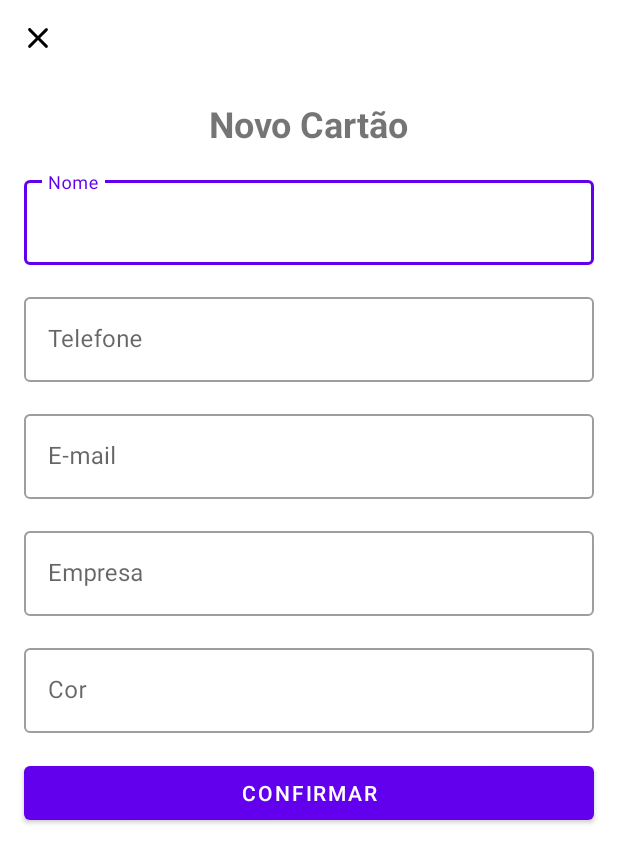
After one commit to kaiser2209/cartao-visitas-dio, an Android app: the AddBusinessCardActivity screen opened directly, with no data from a screen before it, on a phone screen of 412 x 824 dp. The commit adds this screen. Shown: the top 863 px of the screen. Run offline under Robolectric (Android 15) with nearby library versions, the phone set to English and light mode, and no system bars.

Commit message:
Projeto finalizado

```diff
--- a/app/src/main/AndroidManifest.xml
+++ b/app/src/main/AndroidManifest.xml
@@ -11,6 +11,9 @@
         android:supportsRtl="true"
         android:theme="@style/Theme.CartaoVisitas">
         <activity
+            android:name=".ui.AddBusinessCardActivity"
+            android:exported="false" />
+        <activity
             android:name=".ui.MainActivity"
             android:exported="true">
             <intent-filter>
--- a/app/src/main/java/me/dio/cartaovisitas/App.kt
+++ b/app/src/main/java/me/dio/cartaovisitas/App.kt
@@ -1,7 +1,10 @@
 package me.dio.cartaovisitas
 
 import android.app.Application
+import me.dio.cartaovisitas.data.AppDatabase
+import me.dio.cartaovisitas.data.BusinessCardRepository
 
 class App : Application() {
-
+    val database by lazy { AppDatabase.getDatabase(this)}
+    val repository by lazy { BusinessCardRepository(database.businessDAO()) }
 }
--- /dev/null
+++ b/app/src/main/java/me/dio/cartaovisitas/ui/AddBusinessCardActivity.kt
@@ -0,0 +1,43 @@
+package me.dio.cartaovisitas.ui
+
+import androidx.appcompat.app.AppCompatActivity
+import android.os.Bundle
+import android.widget.Toast
+import androidx.activity.viewModels
+import me.dio.cartaovisitas.App
+import me.dio.cartaovisitas.R
+import me.dio.cartaovisitas.data.BusinessCard
+import me.dio.cartaovisitas.databinding.ActivityAddBusinessCardBinding
+
+class AddBusinessCardActivity : AppCompatActivity() {
+    private val binding by lazy { ActivityAddBusinessCardBinding.inflate(layoutInflater) }
+    private val mainViewModel: MainViewModel by viewModels {
+        MainViewModelFactory((application as App).repository)
+    }
+
+    override fun onCreate(savedInstanceState: Bundle?) {
+        super.onCreate(savedInstanceState)
+        setContentView(binding.root)
+        insertListeners()
+    }
+
+    private fun insertListeners() {
+        binding.btnClose.setOnClickListener {
+            finish()
+        }
+
+        binding.btnConfirm.setOnClickListener {
+            val businessCard = BusinessCard (
+                nome = binding.tilNome.editText?.text.toString(),
+                empresa = binding.tilEmpresa.editText?.text.toString(),
+                telefone = binding.tilTelefone.editText?.text.toString(),
+                email = binding.tilEmail.editText?.text.toString(),
+                fundoPersonalizado = binding.tilCor.editText?.text.toString()
+                    )
+
+            mainViewModel.insert(businessCard)
+            Toast.makeText(this, R.string.label_show_success, Toast.LENGTH_SHORT).show()
+            finish()
+        }
+    }
+}
--- /dev/null
+++ b/app/src/main/res/drawable/ic_close.xml
@@ -0,0 +1,9 @@
+<vector xmlns:android="http://schemas.android.com/apk/res/android"
+    android:width="24dp"
+    android:height="24dp"
+    android:viewportWidth="24"
+    android:viewportHeight="24">
+  <path
+      android:pathData="M18.3,5.71c-0.39,-0.39 -1.02,-0.39 -1.41,0L12,10.59 7.11,5.7c-0.39,-0.39 -1.02,-0.39 -1.41,0 -0.39,0.39 -0.39,1.02 0,1.41L10.59,12 5.7,16.89c-0.39,0.39 -0.39,1.02 0,1.41 0.39,0.39 1.02,0.39 1.41,0L12,13.41l4.89,4.89c0.39,0.39 1.02,0.39 1.41,0 0.39,-0.39 0.39,-1.02 0,-1.41L13.41,12l4.89,-4.89c0.38,-0.38 0.38,-1.02 0,-1.4z"
+      android:fillColor="#000000"/>
+</vector>
--- /dev/null
+++ b/app/src/main/res/layout/activity_add_business_card.xml
@@ -0,0 +1,140 @@
+<?xml version="1.0" encoding="utf-8"?>
+<androidx.constraintlayout.widget.ConstraintLayout xmlns:android="http://schemas.android.com/apk/res/android"
+    xmlns:app="http://schemas.android.com/apk/res-auto"
+    xmlns:tools="http://schemas.android.com/tools"
+    android:layout_width="match_parent"
+    android:layout_height="match_parent"
+    tools:context=".ui.AddBusinessCardActivity">
+
+    <ImageButton
+        android:id="@+id/btn_close"
+        android:layout_width="50dp"
+        android:layout_height="50dp"
+        android:background="?attr/actionBarItemBackground"
+        android:src="@drawable/ic_close"
+        app:layout_constraintStart_toStartOf="parent"
+        app:layout_constraintTop_toTopOf="parent" />
+
+    <com.google.android.material.textview.MaterialTextView
+        android:id="@+id/tv_title"
+        android:layout_width="wrap_content"
+        android:layout_height="wrap_content"
+        android:layout_margin="16dp"
+        android:text="@string/label_description_new_card"
+        android:textSize="24sp"
+        android:textStyle="bold"
+        app:layout_constraintEnd_toEndOf="parent"
+        app:layout_constraintStart_toStartOf="parent"
+        app:layout_constraintTop_toBottomOf="@id/btn_close" />
+
+    <com.google.android.material.textfield.TextInputLayout
+        android:id="@+id/til_nome"
+        style="@style/Widget.MaterialComponents.TextInputLayout.OutlinedBox"
+        android:layout_width="0dp"
+        android:layout_height="wrap_content"
+        android:layout_margin="16dp"
+        android:hint="@string/label_name"
+        app:layout_constraintEnd_toEndOf="parent"
+        app:layout_constraintStart_toStartOf="parent"
+        app:layout_constraintTop_toBottomOf="@id/tv_title">
+
+        <com.google.android.material.textfield.TextInputEditText
+            android:layout_width="match_parent"
+            android:layout_height="match_parent"
+            android:inputType="text"
+
+            />
+
+    </com.google.android.material.textfield.TextInputLayout>
+
+    <com.google.android.material.textfield.TextInputLayout
+        android:id="@+id/til_telefone"
+        style="@style/Widget.MaterialComponents.TextInputLayout.OutlinedBox"
+        android:layout_width="0dp"
+        android:layout_height="wrap_content"
+        android:layout_margin="16dp"
+        android:hint="@string/label_telefone"
+        app:layout_constraintEnd_toEndOf="parent"
+        app:layout_constraintStart_toStartOf="parent"
+        app:layout_constraintTop_toBottomOf="@id/til_nome">
+
+        <com.google.android.material.textfield.TextInputEditText
+            android:layout_width="match_parent"
+            android:layout_height="match_parent"
+            android:inputType="number"
+
+            />
+
+    </com.google.android.material.textfield.TextInputLayout>
+
+    <com.google.android.material.textfield.TextInputLayout
+        android:id="@+id/til_email"
+        style="@style/Widget.MaterialComponents.TextInputLayout.OutlinedBox"
+        android:layout_width="0dp"
+        android:layout_height="wrap_content"
+        android:layout_margin="16dp"
+        android:hint="@string/label_email"
+        app:layout_constraintEnd_toEndOf="parent"
+        app:layout_constraintStart_toStartOf="parent"
+        app:layout_constraintTop_toBottomOf="@id/til_telefone">
+
+        <com.google.android.material.textfield.TextInputEditText
+            android:layout_width="match_parent"
+            android:layout_height="match_parent"
+            android:inputType="textEmailAddress"
+
+            />
+
+    </com.google.android.material.textfield.TextInputLayout>
+
+    <com.google.android.material.textfield.TextInputLayout
+        android:id="@+id/til_empresa"
+        style="@style/Widget.MaterialComponents.TextInputLayout.OutlinedBox"
+        android:layout_width="0dp"
+        android:layout_height="wrap_content"
+        android:layout_margin="16dp"
+        android:hint="@string/label_empresa"
+        app:layout_constraintEnd_toEndOf="parent"
+        app:layout_constraintStart_toStartOf="parent"
+        app:layout_constraintTop_toBottomOf="@id/til_email">
+
+        <com.google.android.material.textfield.TextInputEditText
+            android:layout_width="match_parent"
+            android:layout_height="match_parent"
+            android:inputType="text"
+
+            />
+
+    </com.google.android.material.textfield.TextInputLayout>
+
+    <com.google.android.material.textfield.TextInputLayout
+        android:id="@+id/til_cor"
+        style="@style/Widget.MaterialComponents.TextInputLayout.OutlinedBox"
+        android:layout_width="0dp"
+        android:layout_height="wrap_content"
+        android:layout_margin="16dp"
+        android:hint="@string/label_cor"
+        app:layout_constraintEnd_toEndOf="parent"
+        app:layout_constraintStart_toStartOf="parent"
+        app:layout_constraintTop_toBottomOf="@id/til_empresa">
+
+        <com.google.android.material.textfield.TextInputEditText
+            android:layout_width="match_parent"
+            android:layout_height="match_parent"
+            android:inputType="text"
+
+            />
+
+    </com.google.android.material.textfield.TextInputLayout>
+
+    <com.google.android.material.button.MaterialButton
+        android:id="@+id/btn_confirm"
+        android:layout_width="0dp"
+        android:layout_height="wrap_content"
+        android:layout_margin="16dp"
+        android:text="@string/btn_confirmar"
+        app:layout_constraintEnd_toEndOf="parent"
+        app:layout_constraintStart_toStartOf="parent"
+        app:layout_constraintTop_toBottomOf="@id/til_cor" />
+
+</androidx.constraintlayout.widget.ConstraintLayout>
--- a/app/src/main/res/values-night/themes.xml
+++ b/app/src/main/res/values-night/themes.xml
@@ -1,6 +1,6 @@
 <resources xmlns:tools="http://schemas.android.com/tools">
     <!-- Base application theme. -->
-    <style name="Theme.CartaoVisitas" parent="Theme.MaterialComponents.DayNight.DarkActionBar">
+    <style name="Theme.CartaoVisitas" parent="Theme.MaterialComponents.DayNight.NoActionBar">
         <!-- Primary brand color. -->
         <item name="colorPrimary">@color/purple_200</item>
         <item name="colorPrimaryVariant">@color/purple_700</item>
--- a/app/src/main/res/values/strings.xml
+++ b/app/src/main/res/values/strings.xml
@@ -1,3 +1,13 @@
 <resources>
     <string name="app_name">CartaoVisitas</string>
+    <string name="label_business_card">Cartão de Visitas</string>
+    <string name="label_description_new_card">Novo Cartão</string>
+    <string name="label_name">Nome</string>
+    <string name="label_telefone">Telefone</string>
+    <string name="label_email">E-mail</string>
+    <string name="label_empresa">Empresa</string>
+    <string name="label_cor">Cor</string>
+    <string name="btn_confirmar">Confirmar</string>
+    <string name="label_show_success">Cartão Cadastrado com Sucesso!</string>
+    <string name="label_share">Compartilhar</string>
 </resources>
--- a/app/src/main/res/values/themes.xml
+++ b/app/src/main/res/values/themes.xml
@@ -1,6 +1,6 @@
 <resources xmlns:tools="http://schemas.android.com/tools">
     <!-- Base application theme. -->
-    <style name="Theme.CartaoVisitas" parent="Theme.MaterialComponents.DayNight.DarkActionBar">
+    <style name="Theme.CartaoVisitas" parent="Theme.MaterialComponents.DayNight.NoActionBar">
         <!-- Primary brand color. -->
         <item name="colorPrimary">@color/purple_500</item>
         <item name="colorPrimaryVariant">@color/purple_700</item>
@@ -8,7 +8,7 @@
         <!-- Secondary brand color. -->
         <item name="colorSecondary">@color/teal_200</item>
         <item name="colorSecondaryVariant">@color/teal_700</item>
-        <item name="colorOnSecondary">@color/black</item>
+        <item name="colorOnSecondary">@color/white</item>
         <!-- Status bar color. -->
         <item name="android:statusBarColor" tools:targetApi="l">?attr/colorPrimaryVariant</item>
         <!-- Customize your theme here. -->
```
Also changed, not shown: app/src/main/java/me/dio/cartaovisitas/data/AppDatabase.kt (added, +28 -0 lines), app/src/main/java/me/dio/cartaovisitas/data/BusinessCard.kt (added, +14 -0 lines), app/src/main/java/me/dio/cartaovisitas/data/BusinessCardDAO.kt (added, +16 -0 lines), app/src/main/java/me/dio/cartaovisitas/data/BusinessCardRepository.kt (added, +15 -0 lines), app/src/main/java/me/dio/cartaovisitas/ui/BusinessCardAdapter.kt (added, +46 -0 lines), app/src/main/java/me/dio/cartaovisitas/ui/MainActivity.kt (+28 -0 lines), app/src/main/java/me/dio/cartaovisitas/ui/MainViewModel.kt (added, +29 -0 lines), app/src/main/java/me/dio/cartaovisitas/util/Image.kt (added, +94 -0 lines), app/src/main/res/drawable/ic_add.xml (added, +9 -0 lines), app/src/main/res/layout/activity_main.xml (+27 -4 lines), app/src/main/res/layout/item_business_card.xml (added, +69 -0 lines).
